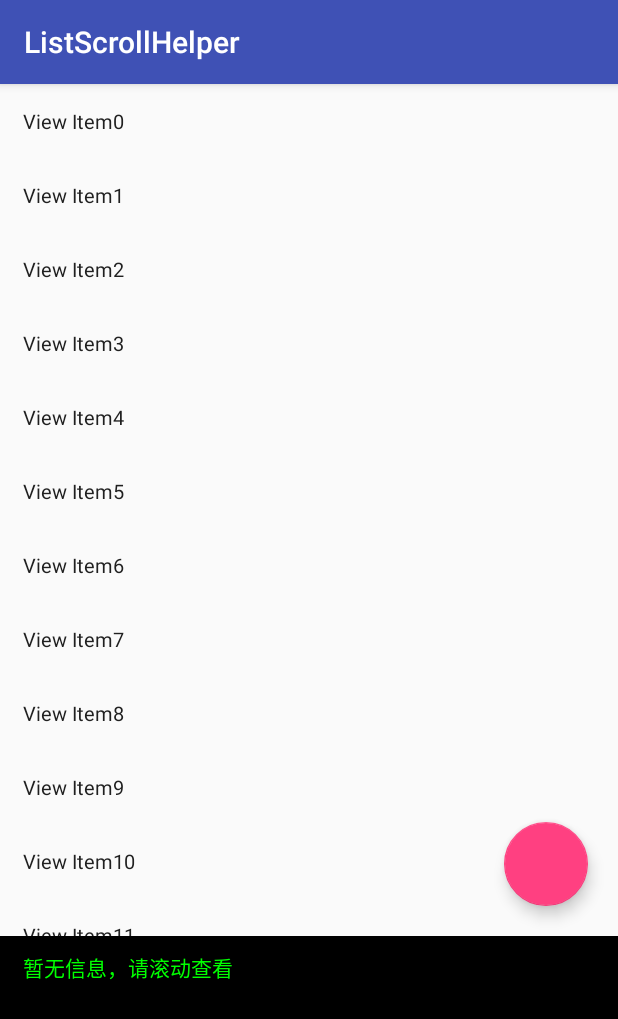
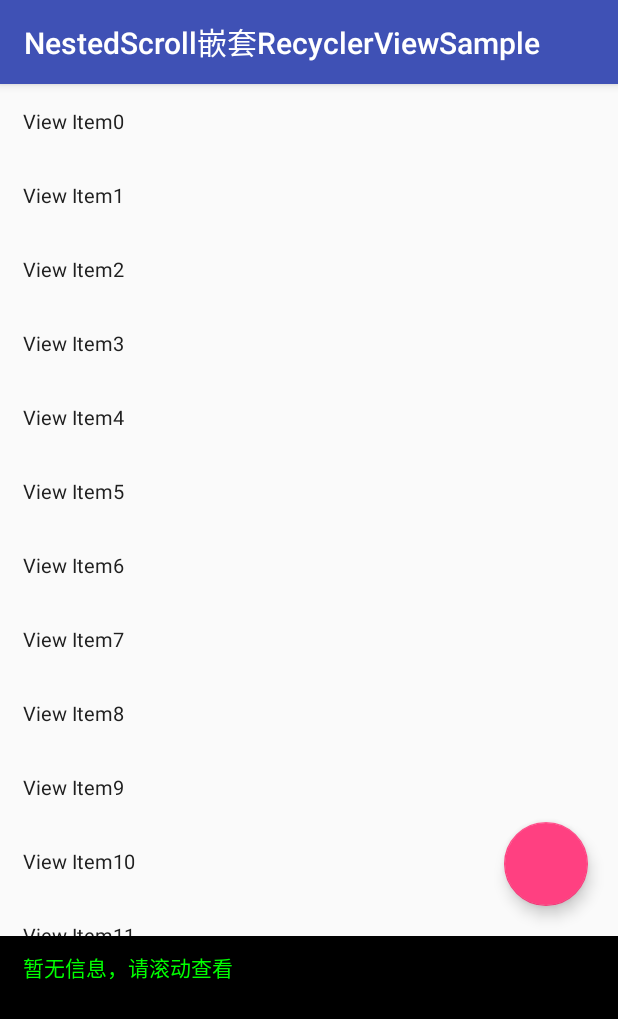
Before and after one commit to hezihaog/ListScrollHelper, an Android app: the NestedScrollInnerRecyclerViewActivity screen opened directly, with no data from a screen before it, on a phone screen of 412 x 824 dp. Shown: the top 1019 px of the screen. Run offline under Robolectric (Android 15) with nearby library versions, the phone set to English and light mode, and no system bars.

Commit message:
添加例如中的Activity的toolbar的title。

```diff
--- a/sample/src/main/java/com/wally/android/helper/activity/GridViewSampleActivity.java
+++ b/sample/src/main/java/com/wally/android/helper/activity/GridViewSampleActivity.java
@@ -19,6 +19,11 @@ import java.util.ArrayList;
 public class GridViewSampleActivity extends BaseSampleActivity {
     private GridView mGridView;
     private ArrayList<String> mDataList;
+
+    @Override
+    protected String onGetToolBarTitle() {
+        return "GridViewSample";
+    }
 
     @Override
     protected int onLayoutId() {
--- a/sample/src/main/java/com/wally/android/helper/activity/ListViewSampleActivity.java
+++ b/sample/src/main/java/com/wally/android/helper/activity/ListViewSampleActivity.java
@@ -30,6 +30,11 @@ public class ListViewSampleActivity extends BaseSampleActivity {
         super.onBindContent();
         mDataList = DataSourseHelper.loadData(15);
         mListView.setAdapter(new Adapter());
+    }
+
+    @Override
+    protected String onGetToolBarTitle() {
+        return "ListViewSample";
     }
 
     @Override
--- a/sample/src/main/java/com/wally/android/helper/activity/NestedScrollInnerRecyclerViewActivity.java
+++ b/sample/src/main/java/com/wally/android/helper/activity/NestedScrollInnerRecyclerViewActivity.java
@@ -22,6 +22,11 @@ public class NestedScrollInnerRecyclerViewActivity extends BaseSampleActivity {
     private RecyclerView mRecyclerView;
 
     private ArrayList<String> mDataList;
+
+    @Override
+    protected String onGetToolBarTitle() {
+        return "NestedScroll嵌套RecyclerViewSample";
+    }
 
     @Override
     protected int onLayoutId() {
--- a/sample/src/main/java/com/wally/android/helper/activity/NestedScrollViewSampleActivity.java
+++ b/sample/src/main/java/com/wally/android/helper/activity/NestedScrollViewSampleActivity.java
@@ -10,6 +10,11 @@ import com.wally.android.scroll.helper.wrapper.ScrollableNestedScrollViewWrapper
 
 public class NestedScrollViewSampleActivity extends BaseSampleActivity {
     private NestedScrollView mNestedScrollView;
+
+    @Override
+    protected String onGetToolBarTitle() {
+        return "NestedScrollViewSample";
+    }
 
     @Override
     protected void onFindView() {
--- a/sample/src/main/java/com/wally/android/helper/activity/RecyclerViewSampleActivity.java
+++ b/sample/src/main/java/com/wally/android/helper/activity/RecyclerViewSampleActivity.java
@@ -19,6 +19,11 @@ import java.util.ArrayList;
 public class RecyclerViewSampleActivity extends BaseSampleActivity {
     private RecyclerView mRecyclerView;
     private ArrayList<String> mDataList;
+
+    @Override
+    protected String onGetToolBarTitle() {
+        return "RecyclerViewSample";
+    }
 
     @Override
     protected int onLayoutId() {
--- a/sample/src/main/java/com/wally/android/helper/activity/ScrollViewSampleActivity.java
+++ b/sample/src/main/java/com/wally/android/helper/activity/ScrollViewSampleActivity.java
@@ -10,6 +10,11 @@ import com.wally.android.scroll.helper.wrapper.ScrollableScrollViewWrapper;
 
 public class ScrollViewSampleActivity extends BaseSampleActivity {
     private ScrollView mScrollView;
+
+    @Override
+    protected String onGetToolBarTitle() {
+        return "ScrollViewSample";
+    }
 
     @Override
     protected int onLayoutId() {
--- a/sample/src/main/java/com/wally/android/helper/base/BaseSampleActivity.java
+++ b/sample/src/main/java/com/wally/android/helper/base/BaseSampleActivity.java
@@ -62,7 +62,12 @@ public abstract class BaseSampleActivity extends AppCompatActivity {
 
     private void setupToolBar() {
         mToolbar = findViewById(R.id.toolBar);
-        mToolbar.setTitle(R.string.app_name);
+        String title = onGetToolBarTitle();
+        if (null == title) {
+            mToolbar.setTitle(R.string.app_name);
+        } else {
+            mToolbar.setTitle(title);
+        }
         mToolbar.setTitleTextColor(getActivity().getResources().getColor(R.color.white));
     }
 
@@ -97,6 +102,10 @@ public abstract class BaseSampleActivity extends AppCompatActivity {
         });
     }
 
+    protected String onGetToolBarTitle() {
+        return null;
+    }
+
     public ViewGroup getRootLayout() {
         return (ViewGroup) mRootLayout;
     }
```
